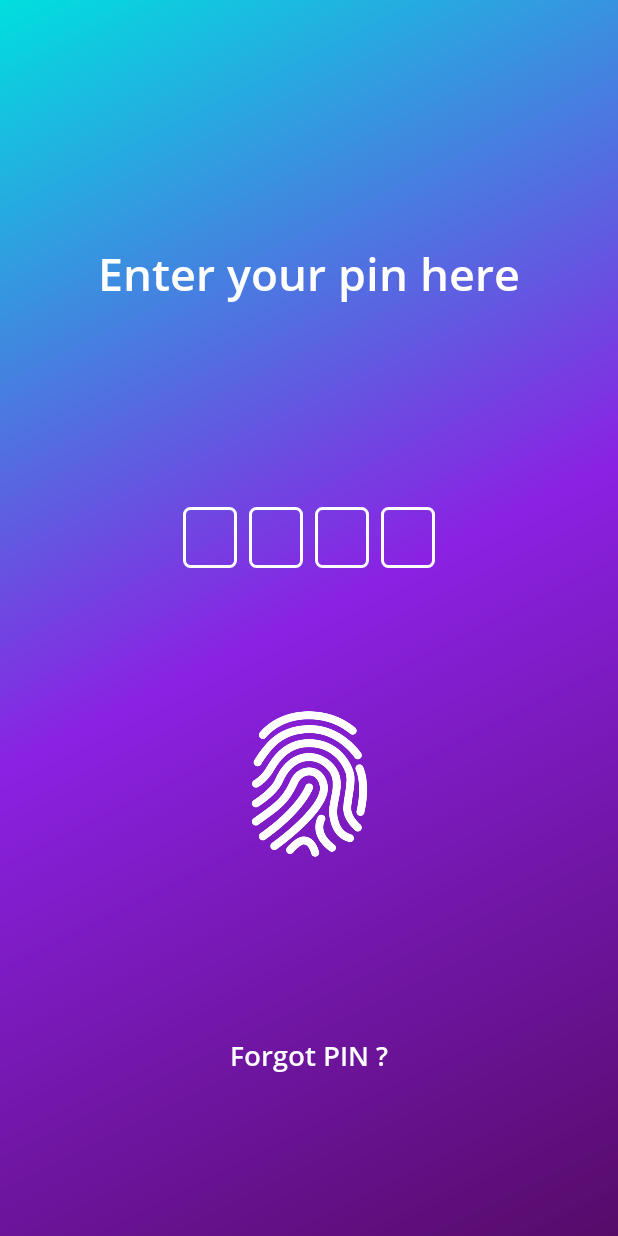
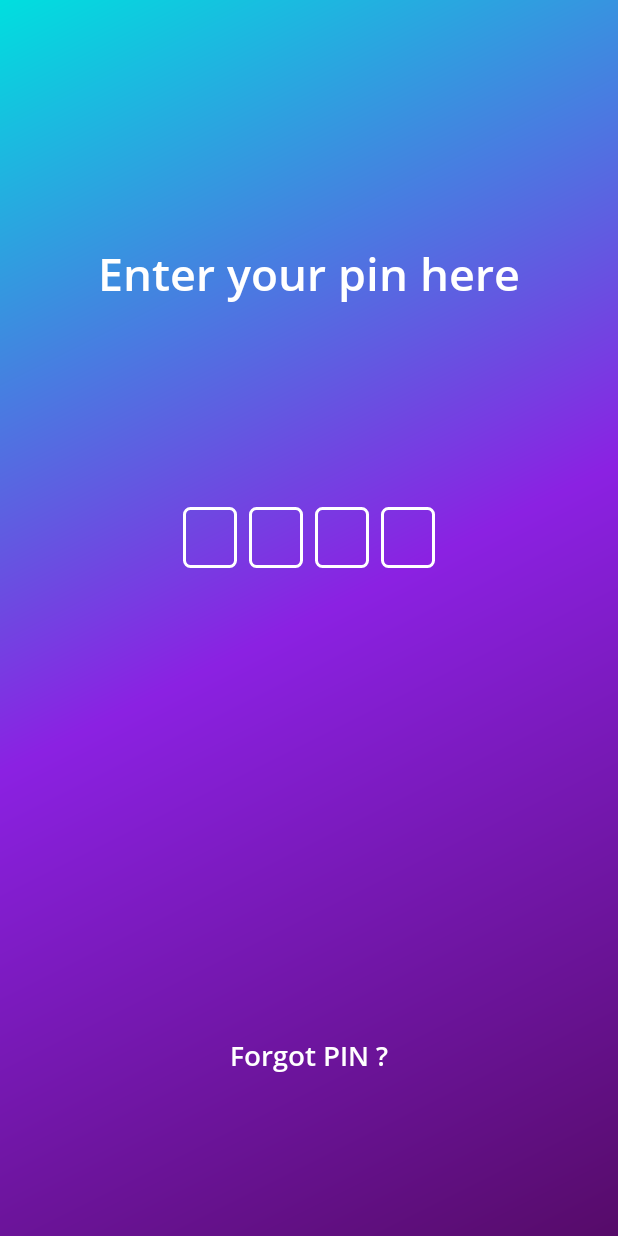
Before and after one commit to Akitektuo/BusCard, an Android app: the screen it shows after launch (PinActivity), on a phone screen of 412 x 824 dp. Run offline under Robolectric (Android 15) with nearby library versions, the phone set to English and light mode, and no system bars.

Commit message:
Add fingerprint

```diff
--- a/app/src/main/AndroidManifest.xml
+++ b/app/src/main/AndroidManifest.xml
@@ -3,6 +3,9 @@
     package="com.akitektuo.buscard">
 
     <uses-permission android:name="android.permission.CAMERA" />
+    <uses-permission android:name="android.permission.USE_BIOMETRIC" />
+
+    <uses-permission android:name="android.permission.USE_FINGERPRINT" />
 
     <application
         android:allowBackup="true"
--- a/app/src/main/java/com/akitektuo/buscard/PinActivity.java
+++ b/app/src/main/java/com/akitektuo/buscard/PinActivity.java
@@ -1,21 +1,37 @@
 package com.akitektuo.buscard;
 
 import androidx.appcompat.app.AppCompatActivity;
+import androidx.core.app.ActivityCompat;
+import androidx.core.content.ContextCompat;
 
+import android.Manifest;
+import android.app.Activity;
+import android.app.KeyguardManager;
 import android.content.Context;
 import android.content.Intent;
+import android.content.pm.PackageManager;
+import android.hardware.fingerprint.FingerprintManager;
 import android.os.Bundle;
 import android.text.Editable;
 import android.text.TextWatcher;
 import android.view.View;
 import android.widget.EditText;
+import android.widget.ImageView;
+import android.widget.TextView;
 import android.widget.Toast;
+
+import org.jetbrains.annotations.NotNull;
 
 public class PinActivity extends AppCompatActivity {
 
     private EditText editTxt1, editTxt2, editTxt3, editTxt4;
+    private ImageView imageFingerprint;
     private int digit1, digit2, digit3, digit4;
     private Context mContext;
+
+    private TextView textFingerprint;
+    private FingerprintManager fingerprintManager;
+    private KeyguardManager keyguardManager;
 
     @Override
     protected void onCreate(Bundle savedInstanceState) {
@@ -23,6 +39,12 @@ public class PinActivity extends AppCompatActivity {
         setContentView(R.layout.activity_pin);
         mContext = this;
         initViews();
+
+        fingerprintManager = (FingerprintManager) getSystemService(FINGERPRINT_SERVICE);
+        keyguardManager = (KeyguardManager) getSystemService(KEYGUARD_SERVICE);
+
+        checkFingerprint();
+
         editTxt1.requestFocus();
         editTxt1.addTextChangedListener(new TextWatcher() {
             @Override
@@ -102,6 +124,13 @@ public class PinActivity extends AppCompatActivity {
             }
         });
 
+        imageFingerprint.setOnClickListener(new View.OnClickListener() {
+            @Override
+            public void onClick(View v) {
+                ActivityCompat.requestPermissions((Activity) mContext, new String[]{ Manifest.permission.USE_FINGERPRINT }, 1);
+            }
+        });
+
         getWindow().getDecorView().setSystemUiVisibility(View.SYSTEM_UI_FLAG_LAYOUT_STABLE | View.SYSTEM_UI_FLAG_LAYOUT_FULLSCREEN);
     }
     private void initViews(){
@@ -109,5 +138,43 @@ public class PinActivity extends AppCompatActivity {
         editTxt2 = findViewById(R.id.Digit2);
         editTxt3 = findViewById(R.id.Digit3);
         editTxt4 = findViewById(R.id.Digit4);
+
+        imageFingerprint = findViewById(R.id.imageFingerprint);
+        textFingerprint = findViewById(R.id.textFingerError);
     }
+
+    private void checkFingerprint() {
+        if (!fingerprintManager.isHardwareDetected()) {
+            imageFingerprint.setVisibility(View.INVISIBLE);
+            textFingerprint.setVisibility(View.INVISIBLE);
+            return;
+        }
+
+        if (ContextCompat.checkSelfPermission(this, Manifest.permission.USE_FINGERPRINT) != PackageManager.PERMISSION_GRANTED) {
+            textFingerprint.setText("Tap the image in order to grant permission to use the fingerprint");
+            return;
+        }
+
+        if (!keyguardManager.isKeyguardSecure()) {
+            textFingerprint.setText("Add lock yo your phone to use the fingerprint");
+            return;
+        }
+
+        if (!fingerprintManager.hasEnrolledFingerprints()) {
+            textFingerprint.setText("You must register a fingerprint");
+            return;
+        }
+
+        FingerPrintHandler fingerPrintHandler = new FingerPrintHandler(this);
+        fingerPrintHandler.startAuth(fingerprintManager, null);
+        textFingerprint.setText("Fingerprint ready to use");
+    }
+
+    @Override
+    public void onRequestPermissionsResult(int requestCode, @NotNull String[] permissions, @NotNull int[] grantResults) {
+        if (requestCode == 1) {
+            checkFingerprint();
+        }
+    }
+
 }
--- a/app/src/main/res/layout/activity_pin.xml
+++ b/app/src/main/res/layout/activity_pin.xml
@@ -96,7 +96,7 @@
         app:layout_constraintTop_toTopOf="@+id/Digit3" />
 
     <ImageView
-        android:id="@+id/imageView2"
+        android:id="@+id/imageFingerprint"
         android:layout_width="151dp"
         android:layout_height="120dp"
         android:layout_marginStart="32dp"
@@ -111,6 +111,18 @@
         app:srcCompat="@drawable/fingerprint1" />
 
     <TextView
+        android:id="@+id/textFingerError"
+        android:layout_width="wrap_content"
+        android:layout_height="wrap_content"
+        android:text="Fingerprint ready to use"
+        android:textStyle="italic"
+        android:textSize="16sp"
+        android:textColor="#fff"
+        app:layout_constraintEnd_toEndOf="@+id/imageFingerprint"
+        app:layout_constraintStart_toStartOf="@+id/imageFingerprint"
+        app:layout_constraintTop_toBottomOf="@+id/imageFingerprint" />
+
+    <TextView
         android:id="@+id/forgotPIN"
         android:layout_width="wrap_content"
         android:layout_height="wrap_content"
@@ -121,5 +133,5 @@
         app:layout_constraintBottom_toBottomOf="parent"
         app:layout_constraintEnd_toEndOf="parent"
         app:layout_constraintStart_toStartOf="parent"
-        app:layout_constraintTop_toBottomOf="@+id/imageView2" />
+        app:layout_constraintTop_toBottomOf="@+id/imageFingerprint" />
 </androidx.constraintlayout.widget.ConstraintLayout>
```
Also changed, not shown: app/src/main/java/com/akitektuo/buscard/FingerPrintHandler.java (added, +34 -0 lines).
